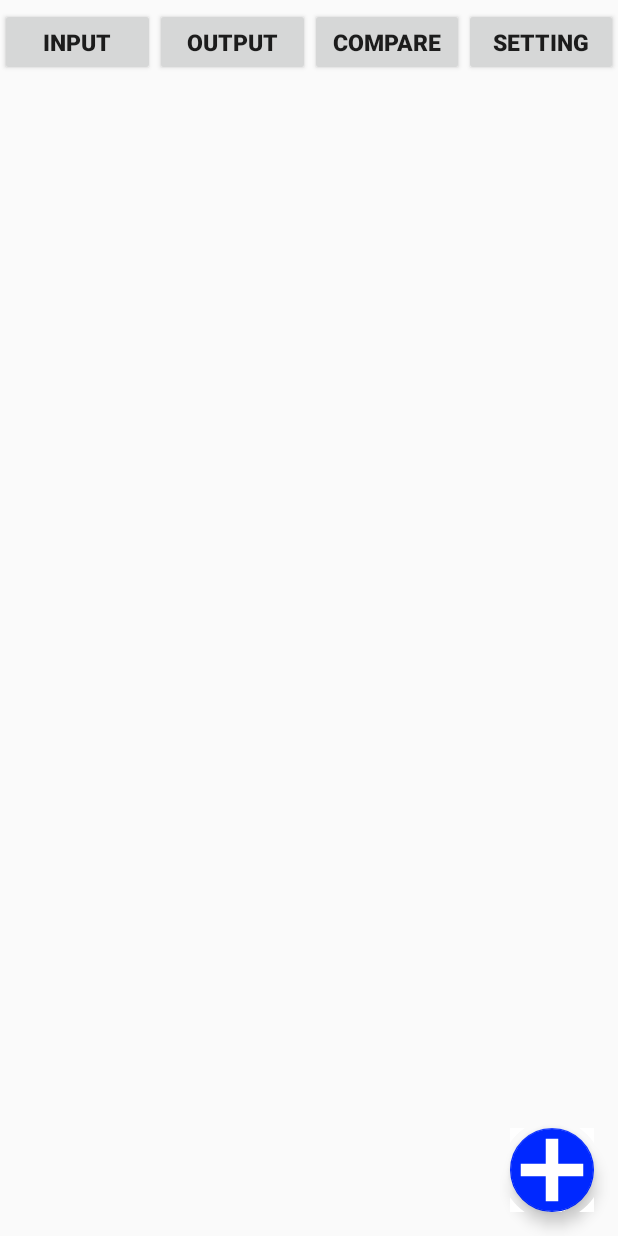
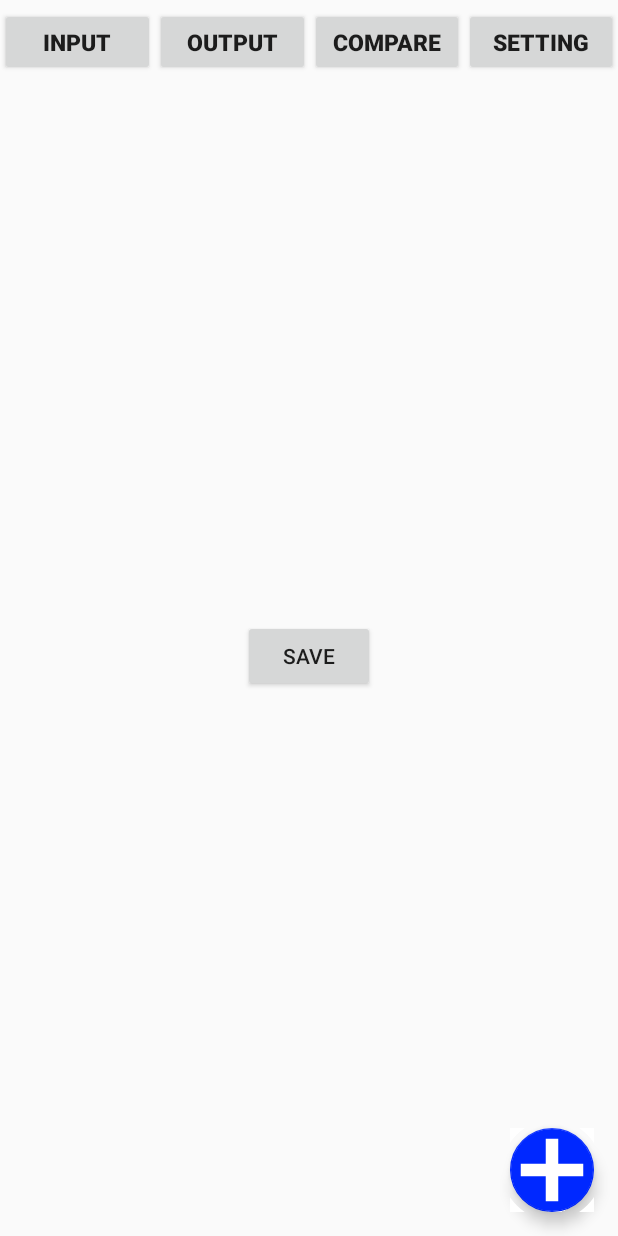
Before and after one commit to devmk1090/EventManager, an Android app: the MainActivity screen opened directly, with no data from a screen before it, after a tap on "INPUT", on a phone screen of 412 x 824 dp. Run offline under Robolectric (Android 15) with nearby library versions, the phone set to English and light mode, and no system bars; 9 statements that could not run were skipped.

Commit message:
Construct database using SQLite. Inflate recyclerview on InputFragment. My next object is that that make delete and modify database

```diff
--- a/app/src/main/java/com/devproject/eventmanager/AddListAdapter.java
+++ b/app/src/main/java/com/devproject/eventmanager/AddListAdapter.java
@@ -1,58 +1,58 @@
-package com.devproject.eventmanager;
-
-import android.content.Context;
-import android.view.LayoutInflater;
-import android.view.View;
-import android.view.ViewGroup;
-import android.widget.BaseAdapter;
-import android.widget.TextView;
-
-import java.util.ArrayList;
-
-public class AddListAdapter extends BaseAdapter {
-    private Context context;
-    private ArrayList<AddList> addArrayList;
-
-    TextView getNameData, getCalendarData, getCategoryData,
-            getRelationData, getMoneyData;
-
-    public AddListAdapter(Context context, ArrayList<AddList> addArrayList) {
-        this.context = context;
-        this.addArrayList = addArrayList;
-
-    }
-
-    @Override
-    public int getCount() { //리스트뷰가 몇개의 아이템을 가지고 있는지를 알려주는 함수
-        return addArrayList.size();
-    }
-
-    @Override
-    public Object getItem(int position) {   //현재 어떤 아이템인지를 알려주는 부분으로 우리는 arraylist 에 저장되어있는 객체중
-        return addArrayList.get(position);  //position 에 해당하는 것을 가져올 것이므로
-    }
-
-    @Override
-    public long getItemId(int position) {   //현재 어떤 포지션인지를 알려주는 부분
-        return position;
-    }
-
-    @Override
-    public View getView(int position, View convertView, ViewGroup parent) {
-        if (convertView == null) {
-            convertView = LayoutInflater.from(context).inflate(R.layout.asform, null);
-            getNameData = (TextView) convertView.findViewById(R.id.getNameData);
-            getCalendarData = (TextView) convertView.findViewById(R.id.getCalendarData);
-            getCategoryData = (TextView) convertView.findViewById(R.id.getCategoryData);
-            getRelationData = (TextView) convertView.findViewById(R.id.getRelationData);
-            getMoneyData = (TextView) convertView.findViewById(R.id.getMoneyData);
-        }
-        getNameData.setText(addArrayList.get(position).getName());
-        getCalendarData.setText(addArrayList.get(position).getDate());
-        getCategoryData.setText(addArrayList.get(position).getCategory());
-        getRelationData.setText(addArrayList.get(position).getRelation());
-        getMoneyData.setText(addArrayList.get(position).getMoney());
-
-        return convertView;
-    }
-}
+//package com.devproject.eventmanager;
+//
+//import android.content.Context;
+//import android.view.LayoutInflater;
+//import android.view.View;
+//import android.view.ViewGroup;
+//import android.widget.BaseAdapter;
+//import android.widget.TextView;
+//
+//import java.util.ArrayList;
+//
+//public class AddListAdapter extends BaseAdapter {
+//    private Context context;
+//    private ArrayList<AddList> addArrayList;
+//
+//    TextView getNameData, getCalendarData, getCategoryData,
+//            getRelationData, getMoneyData;
+//
+//    public AddListAdapter(Context context, ArrayList<AddList> addArrayList) {
+//        this.context = context;
+//        this.addArrayList = addArrayList;
+//
+//    }
+//
+//    @Override
+//    public int getCount() { //리스트뷰가 몇개의 아이템을 가지고 있는지를 알려주는 함수
+//        return addArrayList.size();
+//    }
+//
+//    @Override
+//    public Object getItem(int position) {   //현재 어떤 아이템인지를 알려주는 부분으로 우리는 arraylist 에 저장되어있는 객체중
+//        return addArrayList.get(position);  //position 에 해당하는 것을 가져올 것이므로
+//    }
+//
+//    @Override
+//    public long getItemId(int position) {   //현재 어떤 포지션인지를 알려주는 부분
+//        return position;
+//    }
+//
+//    @Override
+//    public View getView(int position, View convertView, ViewGroup parent) {
+//        if (convertView == null) {
+//            convertView = LayoutInflater.from(context).inflate(R.layout.asform, null);
+//            getNameData = (TextView) convertView.findViewById(R.id.getNameData);
+//            getCalendarData = (TextView) convertView.findViewById(R.id.getCalendarData);
+//            getCategoryData = (TextView) convertView.findViewById(R.id.getCategoryData);
+//            getRelationData = (TextView) convertView.findViewById(R.id.getRelationData);
+//            getMoneyData = (TextView) convertView.findViewById(R.id.getMoneyData);
+//        }
+//        getNameData.setText(addArrayList.get(position).getName());
+//        getCalendarData.setText(addArrayList.get(position).getDate());
+//        getCategoryData.setText(addArrayList.get(position).getCategory());
+//        getRelationData.setText(addArrayList.get(position).getRelation());
+//        getMoneyData.setText(addArrayList.get(position).getMoney());
+//
+//        return convertView;
+//    }
+//}
--- a/app/src/main/java/com/devproject/eventmanager/InputFragment.java
+++ b/app/src/main/java/com/devproject/eventmanager/InputFragment.java
@@ -2,86 +2,38 @@ package com.devproject.eventmanager;
 
 import android.content.Context;
 import android.content.Intent;
-import android.net.Uri;
 import android.os.Bundle;
 
-import androidx.annotation.NonNull;
 import androidx.annotation.Nullable;
 import androidx.fragment.app.Fragment;
+import androidx.recyclerview.widget.LinearLayoutManager;
+import androidx.recyclerview.widget.RecyclerView;
 
 import android.view.LayoutInflater;
 import android.view.View;
 import android.view.ViewGroup;
-import android.widget.ListView;
+import android.widget.Button;
+import android.widget.Toast;
 
 import com.google.android.material.floatingactionbutton.FloatingActionButton;
 
 import java.util.ArrayList;
 
-import static com.devproject.eventmanager.AddActivity.running;
 
 
-/**
- * A simple {@link Fragment} subclass.
- * Activities that contain this fragment must implement the
- * {@link InputFragment.OnFragmentInteractionListener} interface
- * to handle interaction events.
- * Use the {@link InputFragment#newInstance} factory method to
- * create an instance of this fragment.
- */
 public class InputFragment extends Fragment {
-    // TODO: Rename parameter arguments, choose names that match
-    // the fragment initialization parameters, e.g. ARG_ITEM_NUMBER
-    private static final String ARG_PARAM1 = "param1";
-    private static final String ARG_PARAM2 = "param2";
 
-    // TODO: Rename and change types of parameters
-    private String mParam1;
-    private String mParam2;
+    RecyclerView recyclerView;
+    AddAdapter adapter;
 
-    private OnFragmentInteractionListener mListener;
-
-    public InputFragment() {
-        // Required empty public constructor
-    }
-
-    /**
-     * Use this factory method to create a new instance of
-     * this fragment using the provided parameters.
-     *
-     * @param param1 Parameter 1.
-     * @param param2 Parameter 2.
-     * @return A new instance of fragment InputFragment.
-     */
-    // TODO: Rename and change types and number of parameters
-    public static InputFragment newInstance(String param1, String param2) {
-        InputFragment fragment = new InputFragment();
-        Bundle args = new Bundle();
-        args.putString(ARG_PARAM1, param1);
-        args.putString(ARG_PARAM2, param2);
-        fragment.setArguments(args);
-        return fragment;
-    }
-
-    @Override
-    public void onCreate(Bundle savedInstanceState) {
-        super.onCreate(savedInstanceState);
-        if (getArguments() != null) {
-            mParam1 = getArguments().getString(ARG_PARAM1);
-            mParam2 = getArguments().getString(ARG_PARAM2);
-        }
-    }
-
-    private ListView listView;
-    private AddListAdapter addListAdapter;
-    static  ArrayList<AddList> addArrayList = new ArrayList<>();
-    private String TAG = "InputFragment";
+    OnDatabaseCallback callback;
+    String TAG = "InputFragment";
 
     @Override
     public void onActivityCreated(@Nullable Bundle savedInstanceState) {
         super.onActivityCreated(savedInstanceState);
 
-        FloatingActionButton floatingButton = (FloatingActionButton)getView().findViewById(R.id.fab);
+        FloatingActionButton floatingButton = (FloatingActionButton) getView().findViewById(R.id.fab);
         floatingButton.setOnClickListener(new View.OnClickListener() {
             @Override
             public void onClick(View v) {
@@ -89,58 +41,59 @@ public class InputFragment extends Fragment {
                 startActivity(intent);
             }
         });
-        listView = (ListView) getView().findViewById(R.id.addListView);
-        addListAdapter = new AddListAdapter(getContext().getApplicationContext(), addArrayList);
-        listView.setAdapter(addListAdapter);
 
     }
+    @Override
+    public void onAttach(Context context) {
+        super.onAttach(context);
 
-    @Nullable
+        callback = (OnDatabaseCallback) getActivity();
+    }
     @Override
-    public View onCreateView(@NonNull LayoutInflater inflater, @Nullable ViewGroup container, @Nullable Bundle savedInstanceState) {
-        View v = inflater.inflate(R.layout.fragment_input, container, false);
+    public View onCreateView(LayoutInflater inflater, ViewGroup container, Bundle savedInstanceState) {
+        ViewGroup v = (ViewGroup) inflater.inflate(R.layout.fragment_input, container, false);
 
-        Bundle bundle = getArguments();
-        String name = bundle.getString("name");
-        String date = bundle.getString("date");
-        String category = bundle.getString("category");
-        String relation = bundle.getString("relation");
-        String money = bundle.getString("money");
+        recyclerView = (RecyclerView) v.findViewById(R.id.addRecyclerView);
+        LinearLayoutManager layoutManager = new LinearLayoutManager(getContext());
+        recyclerView.setLayoutManager(layoutManager);
 
-//        SharedPreferences preferences = getActivity().getSharedPreferences("pref", Context.MODE_PRIVATE);
-//        name = preferences.getString("key1","");
-//        date = preferences.getString("key2","");
-//        category = preferences.getString("key3","");
-//        relation = preferences.getString("key4","");
-//        money = preferences.getString("key5","");
-        if(running == true) {
-            AddList addList = new AddList(name, date, category, relation, money);
-            addArrayList.add(addList);
-            running = false;
-            return v;
-        } else {
-            return v;
-        }
-    }
+        adapter = new AddAdapter();
+        recyclerView.setAdapter(adapter);
 
-    @Override
-    public void onDetach() {
-        super.onDetach();
-        mListener = null;
-    }
+        ArrayList<AddList> result = callback.selectAll();
+        adapter.setItems(result);
+//        Bundle bundle = getArguments();
+//        String name = bundle.getString("name");
+//        String date = bundle.getString("date");
+//        String category = bundle.getString("category");
+//        String relation = bundle.getString("relation");
+//        String money = bundle.getString("money");
 
-    /**
-     * This interface must be implemented by activities that contain this
-     * fragment to allow an interaction in this fragment to be communicated
-     * to the activity and potentially other fragments contained in that
-     * activity.
-     * <p>
-     * See the Android Training lesson <a href=
-     * "http://developer.android.com/training/basics/fragments/communicating.html"
-     * >Communicating with Other Fragments</a> for more information.
-     */
-    public interface OnFragmentInteractionListener {
-        // TODO: Update argument type and name
-        void onFragmentInteraction(Uri uri);
+//        if(running == true) {
+//            AddList addList = new AddList(name, date, category, relation, money);
+//            addArrayList.add(addList);
+//            running = false;
+//            return v;
+//        } else {
+//            return v;
+//        }
+        adapter.setOnitemClickListener(new OnAddItemClickListener() {
+            @Override
+            public void onItemClick(AddAdapter.ViewHolder holder, View view, int position) {
+                AddList item = adapter.getItem(position);
+
+                Toast.makeText(getContext(), "아이템 선택됨 : " + item.getName(), Toast.LENGTH_LONG).show();
+            }
+        });
+//        Button button = v.findViewById(R.id.button);
+//        button.setOnClickListener(new View.OnClickListener() {
+//            @Override
+//            public void onClick(View v) {
+//                ArrayList<AddList> result = callback.selectAll();
+//                adapter.setItems(result);
+//                adapter.notifyDataSetChanged();
+//            }
+//        });
+        return v;
     }
 }
--- a/app/src/main/java/com/devproject/eventmanager/MainActivity.java
+++ b/app/src/main/java/com/devproject/eventmanager/MainActivity.java
@@ -5,23 +5,44 @@ import androidx.fragment.app.FragmentTransaction;
 
 import android.content.Intent;
 import android.os.Bundle;
+import android.util.Log;
 import android.view.View;
 import android.widget.Button;
 import android.widget.LinearLayout;
 import android.widget.RelativeLayout;
 import android.widget.TextView;
+import android.widget.Toast;
 
-public class MainActivity extends AppCompatActivity {
+import java.util.ArrayList;
 
-    private String TAG = "MAINACTIVITY";
+public class MainActivity extends AppCompatActivity implements OnDatabaseCallback{
+
+    private static final String TAG = "MAINACTIVITY";
     private TextView getCalendarData, getNameData, getCategoryData, getRelationData, getMoneyData;
     private Button inputButton, outputButton, compareButton, settingButton;
+    private Button button;
+
+    AddDatabase database;
 
     @Override
     protected void onCreate(Bundle savedInstanceState) {
         super.onCreate(savedInstanceState);
         setContentView(R.layout.activity_main);
 
+
+        // open database
+        if(database != null) {
+            database.close();
+            database = null;
+        }
+
+        database = AddDatabase.getInstance(this);
+        boolean isOpen = database.open();
+        if(isOpen) {
+            Log.d(TAG, "Book database is open");
+        } else {
+            Log.d(TAG, "Book database is not open");
+        }
 
         final LinearLayout mainFrame = (LinearLayout) findViewById(R.id.mainFrame);
         final RelativeLayout main = (RelativeLayout) findViewById(R.id.main);
@@ -35,6 +56,7 @@ public class MainActivity extends AppCompatActivity {
         outputButton = (Button) findViewById(R.id.outputButton);
         compareButton = (Button) findViewById(R.id.compareButton);
         settingButton = (Button) findViewById(R.id.settingButton);
+        button =(Button) findViewById(R.id.save);
 
         Intent intent = getIntent();
         final String name = intent.getStringExtra("name");
@@ -44,7 +66,6 @@ public class MainActivity extends AppCompatActivity {
         final String money = intent.getStringExtra("money");
 
         mainFrame.setVisibility(View.GONE);
-
 
 //        FragmentTransaction transaction = getSupportFragmentManager().beginTransaction();
 //        InputFragment inputFragment = new InputFragment();
@@ -61,16 +82,17 @@ public class MainActivity extends AppCompatActivity {
         inputButton.setOnClickListener(new View.OnClickListener() {
             @Override
             public void onClick(View v) {
+
                 FragmentTransaction transaction = getSupportFragmentManager().beginTransaction();
                 InputFragment inputFragment = new InputFragment();
-                Bundle bundle = new Bundle();
-                bundle.putString("name", name);
-                bundle.putString("date", date);
-                bundle.putString("category", category);
-                bundle.putString("relation", relation);
-                bundle.putString("money", money);
-                inputFragment.setArguments(bundle);
-                setTitle("인풋");
+//                Bundle bundle = new Bundle();
+//                bundle.putString("name", name);
+//                bundle.putString("date", date);
+//                bundle.putString("category", category);
+//                bundle.putString("relation", relation);
+//                bundle.putString("money", money);
+//                inputFragment.setArguments(bundle);
+//                setTitle("인풋");
                 transaction.replace(R.id.main, inputFragment);
                 transaction.commit();
             }
@@ -81,14 +103,14 @@ public class MainActivity extends AppCompatActivity {
             public void onClick(View v) {
                 FragmentTransaction transaction = getSupportFragmentManager().beginTransaction();
                 OutputFragment outputFragment = new OutputFragment();
-                Bundle bundle = new Bundle();
-                bundle.putString("name", name);
-                bundle.putString("date", date);
-                bundle.putString("category", category);
-                bundle.putString("relation", relation);
-                bundle.putString("money", money);
-                outputFragment.setArguments(bundle);
-                setTitle("아웃풋");
+//                Bundle bundle = new Bundle();
+//                bundle.putString("name", name);
+//                bundle.putString("date", date);
+//                bundle.putString("category", category);
+//                bundle.putString("relation", relation);
+//                bundle.putString("money", money);
+//                outputFragment.setArguments(bundle);
+//                setTitle("아웃풋");
                 transaction.replace(R.id.main, outputFragment);
                 transaction.commit();
             }
@@ -99,7 +121,6 @@ public class MainActivity extends AppCompatActivity {
             public void onClick(View v) {
                 FragmentTransaction transaction = getSupportFragmentManager().beginTransaction();
                 CompareFragment compareFragment = new CompareFragment();
-                setTitle("비교");
                 transaction.replace(R.id.main, compareFragment);
                 transaction.commit();
             }
@@ -110,10 +131,42 @@ public class MainActivity extends AppCompatActivity {
             public void onClick(View v) {
                 FragmentTransaction transaction = getSupportFragmentManager().beginTransaction();
                 SettingFragment settingFragment = new SettingFragment();
-                setTitle("세팅");
                 transaction.replace(R.id.main, settingFragment);
                 transaction.commit();
             }
         });
+
+
+        button.setOnClickListener(new View.OnClickListener() {
+            @Override
+            public void onClick(View v) {
+                insert(name, date, category, relation, money);
+//                Log.d(TAG, name);
+//                Log.d(TAG, date);
+//                Log.d(TAG, category);
+//                Log.d(TAG, relation);
+//                Log.d(TAG, money);
+
+            }
+        });
+    }
+
+    // close database
+    protected void onDestroy(){
+        if (database != null) {
+            database.close();
+            database = null;
+        }
+        super.onDestroy();
+    }
+    public void insert(String name, String date, String category, String relation, String money) {
+        database.insertRecord(name, date, category, relation, money);
+        Toast.makeText(getApplicationContext(), "정보를 추가했습니다.", Toast.LENGTH_SHORT).show();
+    }
+    @Override
+    public ArrayList<AddList> selectAll() {
+        ArrayList<AddList> result = database.selectAll();
+        Toast.makeText(getApplicationContext(), "정보를 조회했습니다.", Toast.LENGTH_SHORT).show();
+        return result;
     }
 }
--- a/app/src/main/res/layout/activity_main.xml
+++ b/app/src/main/res/layout/activity_main.xml
@@ -61,6 +61,12 @@
                 android:layout_width="match_parent"
                 android:layout_height="match_parent">
             </RelativeLayout>
+            <Button
+                android:text="save"
+                android:id="@+id/save"
+                android:layout_gravity="center"
+                android:layout_width="wrap_content"
+                android:layout_height="wrap_content"/>
         </FrameLayout>
     </LinearLayout>
 
--- a/app/src/main/res/layout/asform.xml
+++ b/app/src/main/res/layout/asform.xml
@@ -1,7 +1,7 @@
 <?xml version="1.0" encoding="utf-8"?>
 <LinearLayout xmlns:android="http://schemas.android.com/apk/res/android"
     android:orientation="vertical" android:layout_width="match_parent"
-    android:layout_height="match_parent">
+    android:layout_height="wrap_content">
 
     <LinearLayout
         android:orientation="horizontal"
--- a/app/src/main/res/layout/fragment_input.xml
+++ b/app/src/main/res/layout/fragment_input.xml
@@ -11,11 +11,15 @@
         android:layout_margin="10dp"
         android:layout_width="match_parent"
         android:layout_height="match_parent">
-        <ListView
-            android:dividerHeight="5dp"
-            android:id="@+id/addListView"
+        <androidx.recyclerview.widget.RecyclerView
+            android:id="@+id/addRecyclerView"
             android:layout_width="match_parent"
             android:layout_height="match_parent"/>
+        <!--        <ListView-->
+<!--            android:dividerHeight="5dp"-->
+<!--            android:id="@+id/addListView"-->
+<!--            android:layout_width="match_parent"-->
+<!--            android:layout_height="match_parent"/>-->
     </LinearLayout>
     <com.google.android.material.floatingactionbutton.FloatingActionButton
         android:id="@+id/fab"
@@ -29,5 +33,4 @@
         app:maxImageSize="100dp">
     </com.google.android.material.floatingactionbutton.FloatingActionButton>
 
-
 </RelativeLayout>
```
Also changed, not shown: app/src/main/java/com/devproject/eventmanager/AddActivity.java (+15 -13 lines), app/src/main/java/com/devproject/eventmanager/AddList.java (+19 -7 lines), app/src/main/java/com/devproject/eventmanager/OutputFragment.java (+15 -14 lines).
